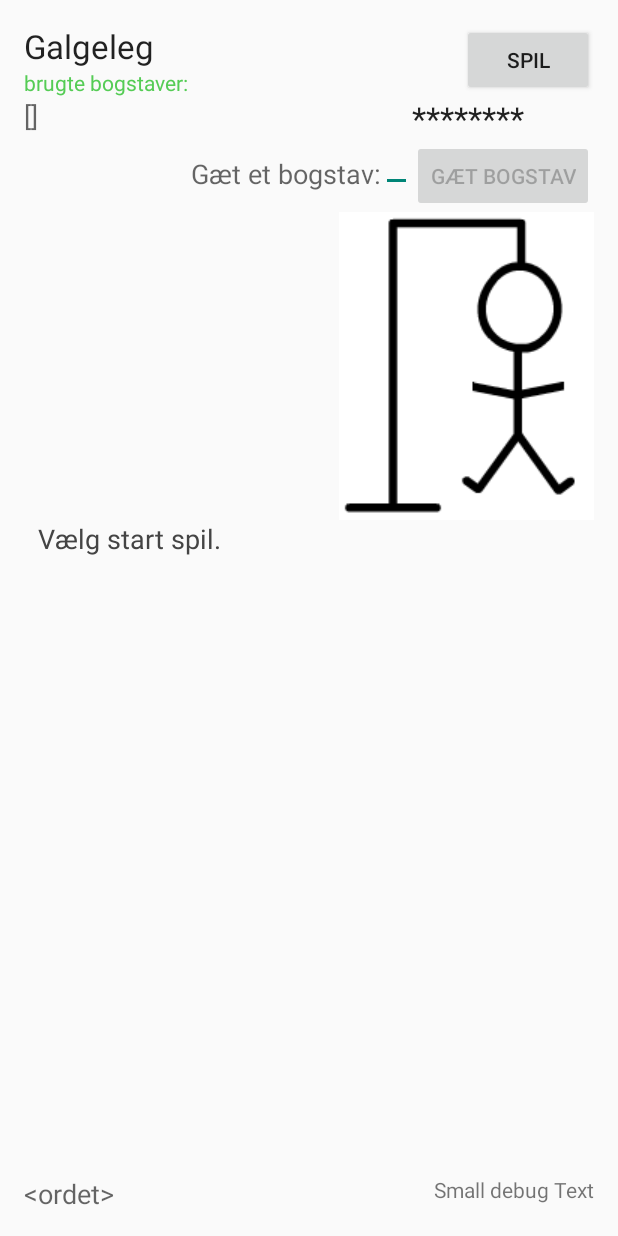
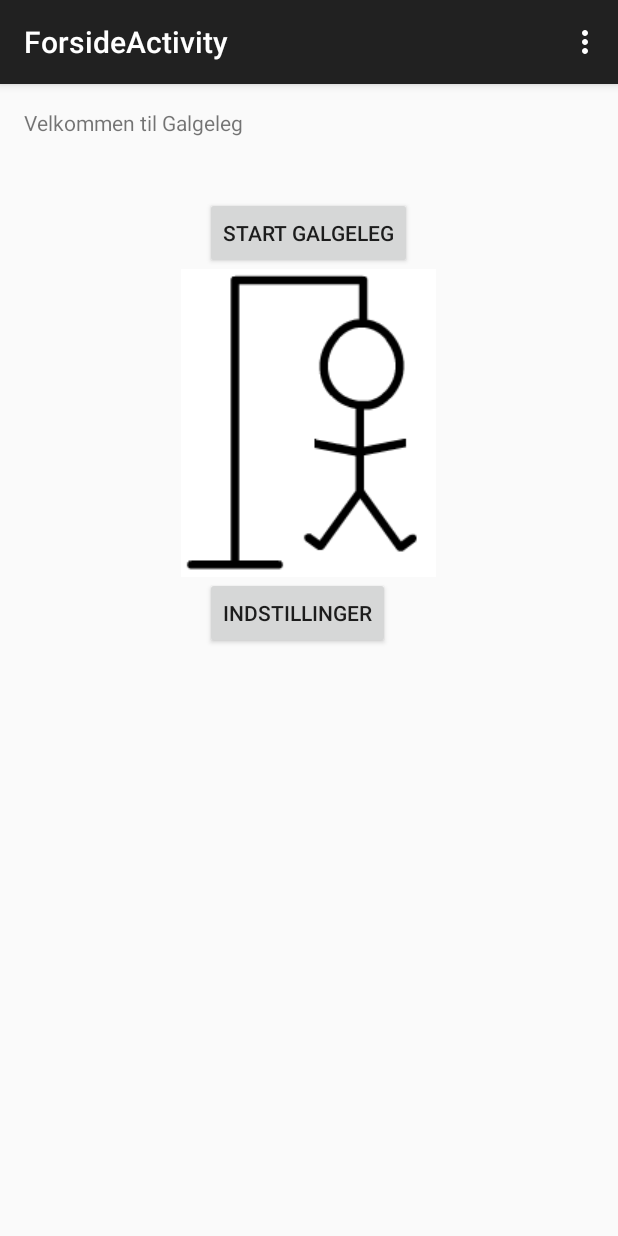
Before and after one commit to jma73/Galgeleg, an Android app: the screen it shows after launch (GalgelejActivity before the commit, ForsideActivity after it), on a phone screen of 412 x 824 dp. Run offline under Robolectric (Android 15) with nearby library versions, the phone set to English and light mode, and no system bars.

Commit message:
Tilføjet Activity. (havde lige glemt det var en god point at gøre...)

```diff
--- a/app/src/main/AndroidManifest.xml
+++ b/app/src/main/AndroidManifest.xml
@@ -10,9 +10,16 @@
         <activity
             android:name=".GalgelejActivity"
             android:label="@string/app_name" >
+<!--            <intent-filter>
+                <action android:name="android.intent.action.MAIN" />
+                <category android:name="android.intent.category.LAUNCHER" />
+            </intent-filter>-->
+        </activity>
+        <activity
+            android:name=".ForsideActivity"
+            android:label="@string/title_activity_forside" >
             <intent-filter>
                 <action android:name="android.intent.action.MAIN" />
-
                 <category android:name="android.intent.category.LAUNCHER" />
             </intent-filter>
         </activity>
--- /dev/null
+++ b/app/src/main/java/dk/jpeace/jan/galgeleg/ForsideActivity.java
@@ -0,0 +1,60 @@
+package dk.jpeace.jan.galgeleg;
+
+import android.content.Intent;
+import android.support.v7.app.AppCompatActivity;
+import android.os.Bundle;
+import android.view.Menu;
+import android.view.MenuItem;
+import android.view.View;
+import android.widget.Button;
+
+public class ForsideActivity extends AppCompatActivity implements View.OnClickListener {
+
+    private Button buttonStartSpil;
+
+    @Override
+    protected void onCreate(Bundle savedInstanceState) {
+        super.onCreate(savedInstanceState);
+        setContentView(R.layout.activity_forside);
+
+        buttonStartSpil = (Button)findViewById(R.id.buttonStartSpil);
+        buttonStartSpil.setOnClickListener(this);
+        //buttonGæt.setOnClickListener(this);
+
+    }
+
+    @Override
+    public boolean onCreateOptionsMenu(Menu menu) {
+        // Inflate the menu; this adds items to the action bar if it is present.
+        getMenuInflater().inflate(R.menu.menu_forside, menu);
+        return true;
+    }
+
+    @Override
+    public boolean onOptionsItemSelected(MenuItem item) {
+        // Handle action bar item clicks here. The action bar will
+        // automatically handle clicks on the Home/Up button, so long
+        // as you specify a parent activity in AndroidManifest.xml.
+        int id = item.getItemId();
+
+        //noinspection SimplifiableIfStatement
+        if (id == R.id.action_settings) {
+            return true;
+        }
+
+        return super.onOptionsItemSelected(item);
+    }
+
+    @Override
+    public void onClick(View v) {
+        if(v == buttonStartSpil)
+            startSpil();
+    }
+
+    private void startSpil() {
+        Intent startSpilGalgelegIntent = new Intent(getApplicationContext(), GalgelejActivity.class);
+        //startSpilGalgelegIntent.setAction(Intent.ACTION_SEND);
+        startActivity(startSpilGalgelegIntent);
+
+    }
+}
--- /dev/null
+++ b/app/src/main/res/layout/activity_forside.xml
@@ -0,0 +1,39 @@
+<RelativeLayout xmlns:android="http://schemas.android.com/apk/res/android"
+    xmlns:tools="http://schemas.android.com/tools" android:layout_width="match_parent"
+    android:layout_height="match_parent" android:paddingLeft="@dimen/activity_horizontal_margin"
+    android:paddingRight="@dimen/activity_horizontal_margin"
+    android:paddingTop="@dimen/activity_vertical_margin"
+    android:paddingBottom="@dimen/activity_vertical_margin"
+    tools:context="dk.jpeace.jan.galgeleg.ForsideActivity">
+
+    <TextView android:text="Velkommen til Galgeleg" android:layout_width="wrap_content"
+        android:layout_height="wrap_content"
+        android:id="@+id/textView4" />
+
+    <Button
+        android:layout_width="wrap_content"
+        android:layout_height="wrap_content"
+        android:text="Start galgeleg"
+        android:id="@+id/buttonStartSpil"
+        android:layout_marginTop="40dp"
+        android:layout_below="@+id/textView4"
+        android:layout_centerHorizontal="true" />
+
+    <Button
+        android:layout_width="wrap_content"
+        android:layout_height="wrap_content"
+        android:text="Indstillinger"
+        android:id="@+id/buttonIndstillinger"
+        android:layout_below="@+id/imageView"
+        android:layout_alignLeft="@+id/buttonStartSpil"
+        android:layout_alignStart="@+id/buttonStartSpil" />
+
+    <ImageView
+        android:layout_width="wrap_content"
+        android:layout_height="wrap_content"
+        android:id="@+id/imageView"
+        android:src="@drawable/forkert6"
+        android:layout_below="@+id/buttonStartSpil"
+        android:layout_centerHorizontal="true" />
+
+</RelativeLayout>
--- a/app/src/main/res/layout/activity_galgelej.xml
+++ b/app/src/main/res/layout/activity_galgelej.xml
@@ -99,7 +99,8 @@
     <TextView
         android:layout_width="wrap_content"
         android:layout_height="wrap_content"
-        android:textAppearance="?android:attr/textAppearanceMedium"
+        android:textAppearance="?android:attr/textAppearanceSmall"
+        android:textColor="#D3D3D3"
         android:text="&lt;ordet>"
         android:id="@+id/textViewOrdet"
         android:layout_alignParentBottom="true"
@@ -108,6 +109,7 @@
     <Button
         android:layout_width="wrap_content"
         android:layout_height="wrap_content"
+
         android:text="Gæt bogstav"
         android:id="@+id/buttonGæt"
         android:layout_below="@+id/textViewSynligtOrd"
--- /dev/null
+++ b/app/src/main/res/menu/menu_forside.xml
@@ -0,0 +1,7 @@
+<menu xmlns:android="http://schemas.android.com/apk/res/android"
+    xmlns:app="http://schemas.android.com/apk/res-auto"
+    xmlns:tools="http://schemas.android.com/tools"
+    tools:context="dk.jpeace.jan.galgeleg.ForsideActivity">
+    <item android:id="@+id/action_settings" android:title="@string/action_settings"
+        android:orderInCategory="100" app:showAsAction="never" />
+</menu>
--- a/app/src/main/res/values/strings.xml
+++ b/app/src/main/res/values/strings.xml
@@ -3,4 +3,5 @@
 
     <string name="hello_world">Hello world!</string>
     <string name="action_settings">Settings</string>
+    <string name="title_activity_forside">ForsideActivity</string>
 </resources>
```
